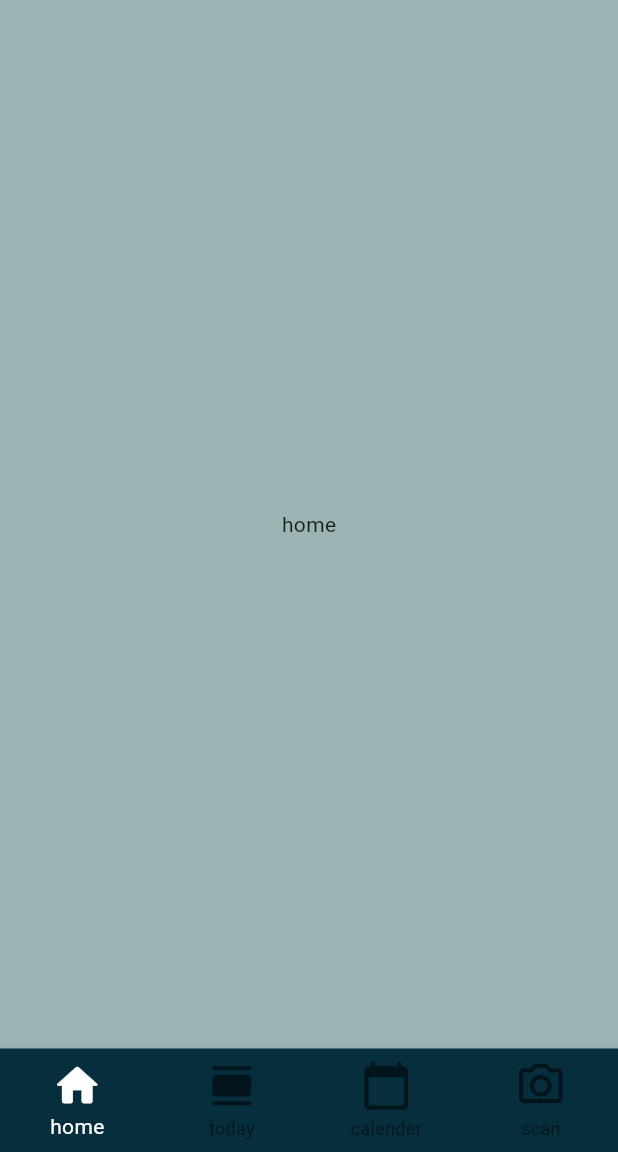
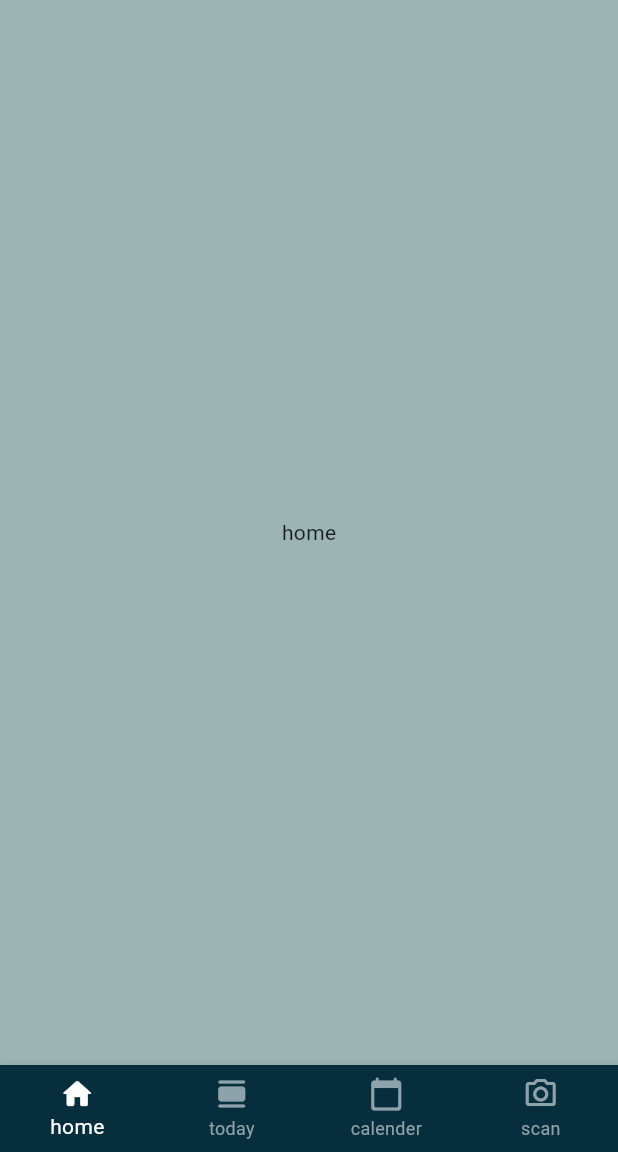
Before and after one commit to soda0408/diaryminder, a Flutter app: the MainPage screen opened directly, on a phone screen of 412 x 824 dp, the part 84-1236 px from its top. Run offline on Flutter 3.47's test engine with Material 3 defaults, Android fonts, the phone set to English and light mode, and no system bars.

Commit message:
BottomBarの色の調整

```diff
--- a/lib/constant/app_color.dart
+++ b/lib/constant/app_color.dart
@@ -9,29 +9,25 @@ class AppColor {
 class _Brand {
   final Color primary = const Color(0xFFFFFFFF);
   final Color secondary = const Color(0xFF062E3C);
-  final Color accent = const Color(0xFF9CB4B4);
 }
 
 class _Text {
-  final Color primary = const Color(0xFF062E3C);
-  final Color appBarTitle = const Color(0xFF373737);
-  final Color gray = const Color(0xFF808080);
-  final Color blackMid = const Color(0x61000000);
-  final Color white = const Color(0xFFFFFFFF);
-  final Color link = const Color(0xFF6699ff);
-  final Color darkgray = const Color(0xFF404040);
+  final Color primary = const Color(0xFFFFFFFF);
+  final Color secondary = const Color(0xFF062E3C);
+  final Color gray = const Color.fromARGB(255, 142, 162, 170);
 }
 
 class _Ui {
-  final Color logo = const Color(0xFFFF9857);
+  final Color logo = const Color(0xFFFFFFFF);
+  final Color primary = const Color(0xFFFFFFFF);
+  final Color secondary = const Color(0xFF062E3C);
+  final Color gray = const Color.fromARGB(255, 142, 162, 170);
+  final Color background = const Color(0xFF9CB4B4);
 
-  final Color white = const Color(0xFFFFFFFF);
-  final Color black = const Color(0xFF000000);
   final Color shadow = const Color(0xFF000000).withOpacity(0.4);
   final Color saturday = const Color(0xFF8EAFED);
   final Color sunday = const Color(0xFFED8EAF);
   final Color unsupported = const Color(0xFFD3D3D3);
   final Color shimmerBase = const Color(0xFFE0E0E0);
   final Color shimmerHighlight = const Color(0xFFFFFFFF);
-  final Color background = const Color(0xFFf2f2f2);
 }
--- a/lib/screens/main_page.dart
+++ b/lib/screens/main_page.dart
@@ -16,20 +16,17 @@ class MainPage extends StatefulWidget {
 class _MainPageState extends State<MainPage> {
   int _currentIndex = 0;
   final items = <BottomNavigationBarItem>[
+    BottomNavigationBarItem(icon: Icon(Icons.home_rounded), label: 'home'),
     BottomNavigationBarItem(
-      icon: Icon(Icons.home_rounded, size: 35),
-      label: 'home',
-    ),
-    BottomNavigationBarItem(
-      icon: Icon(Icons.calendar_view_day_rounded, size: 35),
+      icon: Icon(Icons.calendar_view_day_rounded),
       label: 'today',
     ),
     BottomNavigationBarItem(
-      icon: Icon(Icons.calendar_today_rounded, size: 35),
+      icon: Icon(Icons.calendar_today_rounded),
       label: 'calender',
     ),
     BottomNavigationBarItem(
-      icon: Icon(Icons.camera_alt_outlined, size: 35),
+      icon: Icon(Icons.camera_alt_outlined),
       label: 'scan',
     ),
   ];
@@ -44,14 +41,15 @@ class _MainPageState extends State<MainPage> {
   Widget build(BuildContext context) {
     return Scaffold(
       appBar: DiaryminderAppBar,
-      backgroundColor: AppColor.brand.accent,
+      backgroundColor: AppColor.ui.background,
       body: Stack(
         children: <Widget>[
           IndexedStack(index: _currentIndex, children: screens),
         ],
       ),
       bottomNavigationBar: BottomNavigationBar(
-        fixedColor: AppColor.brand.primary,
+        selectedItemColor: AppColor.ui.primary,
+        unselectedItemColor: AppColor.ui.gray,
         currentIndex: _currentIndex,
         onTap:
             (selectedIndex) => setState(() {
@@ -59,7 +57,6 @@ class _MainPageState extends State<MainPage> {
             }),
         type: BottomNavigationBarType.fixed,
         backgroundColor: AppColor.brand.secondary,
-        selectedLabelStyle: TextStyle(color: AppColor.brand.primary),
         items: items,
       ),
     );
```
